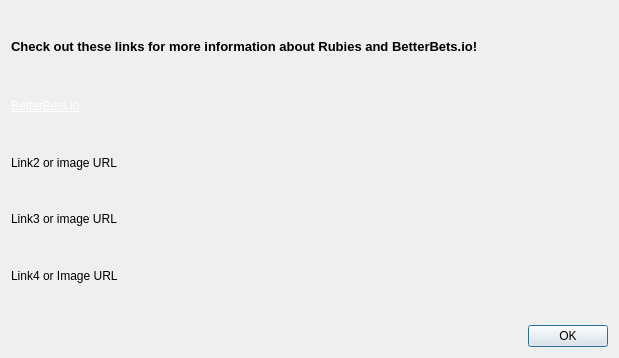
Before: the Qt Designer form src/qt/forms/linksdialog.ui in uniibu/rubies-core-dev, drawn with Qt 5.
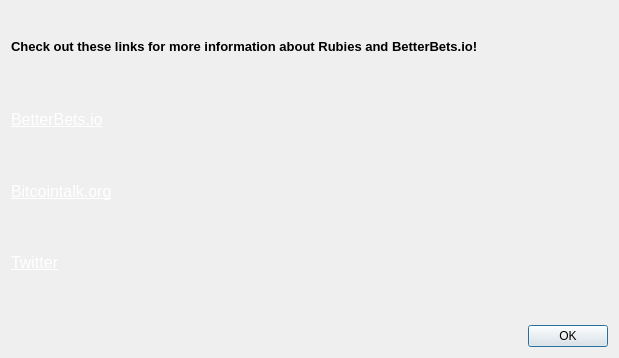
After: the same form once the commit is applied. Icons and pictures are not drawn.

Commit message: Links dialog update

Diff of the .ui file:
```diff
--- a/src/qt/forms/linksdialog.ui
+++ b/src/qt/forms/linksdialog.ui
@@ -297,7 +297,7 @@
      <item>
       <widget class="QLabel" name="link_label1">
        <property name="text">
-        <string>&lt;html&gt;&lt;head/&gt;&lt;body&gt;&lt;p&gt;&lt;a href=&quot;https://BetterBets.io&quot;&gt;&lt;span style=&quot; text-decoration: underline; color:#ffffff;&quot;&gt;BetterBets.io&lt;/span&gt;&lt;/a&gt;&lt;/p&gt;&lt;/body&gt;&lt;/html&gt;</string>
+        <string>&lt;html&gt;&lt;head/&gt;&lt;body&gt;&lt;p&gt;&lt;a href=&quot;https://BetterBets.io&quot;&gt;&lt;span style=&quot; font-size:12pt; text-decoration: underline; color:#ffffff;&quot;&gt;BetterBets.io&lt;/span&gt;&lt;/a&gt;&lt;/p&gt;&lt;/body&gt;&lt;/html&gt;</string>
        </property>
        <property name="openExternalLinks">
         <bool>true</bool>
@@ -320,7 +320,7 @@
      <item>
       <widget class="QLabel" name="link_label2">
        <property name="text">
-        <string>Link2 or image URL</string>
+        <string>&lt;html&gt;&lt;head/&gt;&lt;body&gt;&lt;p&gt;&lt;a href=&quot;https://bitcointalk.org/index.php?topic=1065847.0&quot;&gt;&lt;span style=&quot; font-size:12pt; text-decoration: underline; color:#ffffff;&quot;&gt;Bitcointalk.org&lt;/span&gt;&lt;/a&gt;&lt;/p&gt;&lt;/body&gt;&lt;/html&gt;</string>
        </property>
        <property name="textFormat">
         <enum>Qt::RichText</enum>
@@ -349,7 +349,7 @@
         <cursorShape>IBeamCursor</cursorShape>
        </property>
        <property name="text">
-        <string>Link3 or image URL</string>
+        <string>&lt;html&gt;&lt;head/&gt;&lt;body&gt;&lt;p&gt;&lt;a href=&quot;https://twitter.com/Betterbets_io&quot;&gt;&lt;span style=&quot; font-size:12pt; text-decoration: underline; color:#ffffff;&quot;&gt;Twitter&lt;/span&gt;&lt;/a&gt;&lt;/p&gt;&lt;/body&gt;&lt;/html&gt;</string>
        </property>
        <property name="wordWrap">
         <bool>true</bool>
@@ -375,29 +375,6 @@
        </property>
       </spacer>
      </item>
-     <item>
-      <widget class="QLabel" name="link_label4">
-       <property name="text">
-        <string>Link4 or Image URL</string>
-       </property>
-       <property name="openExternalLinks">
-        <bool>true</bool>
-       </property>
-      </widget>
-     </item>
-     <item>
-      <spacer name="verticalSpacer">
-       <property name="orientation">
-        <enum>Qt::Vertical</enum>
-       </property>
-       <property name="sizeHint" stdset="0">
-        <size>
-         <width>20</width>
-         <height>40</height>
-        </size>
-       </property>
-      </spacer>
-     </item>
      <item>
       <widget class="QDialogButtonBox" name="buttonBox">
        <property name="orientation">
```
Left out of the diff: 9 changed lines with no effect on the pictures. The commit also changes 2 other files.
